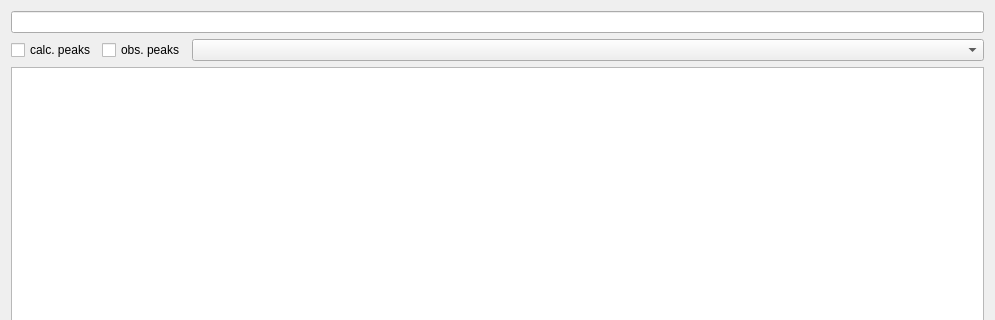
Old version of the form apps/NSXQt/ui/tree/PeakListPropertyWidget.ui in the repository k61n/openhkl; both pictures show x 0 to 995 and y 0 to 320 of the 995 by 728 pixel window.
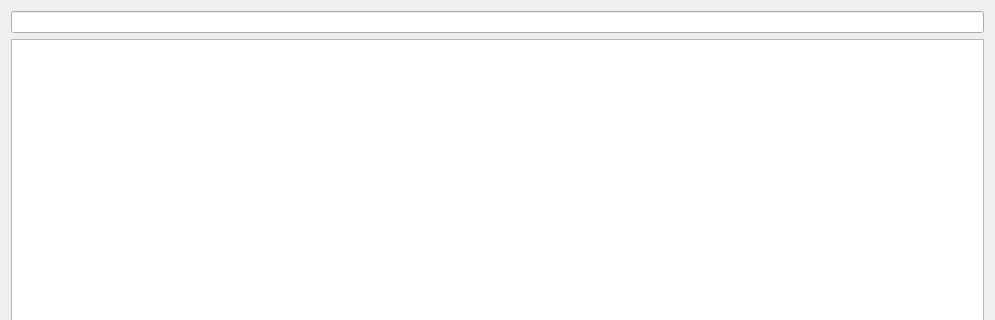
New version of the form. Custom widgets are drawn as their Qt base class.

Commit message: slight modifications in some dialog uis

The edit to the form file:
```diff
--- a/apps/NSXQt/ui/tree/PeakListPropertyWidget.ui
+++ b/apps/NSXQt/ui/tree/PeakListPropertyWidget.ui
@@ -18,48 +18,18 @@
     <widget class="QLineEdit" name="lineEdit"/>
    </item>
    <item row="1" column="0">
-    <layout class="QHBoxLayout" name="horizontalLayout" stretch="0,0,1">
-     <item>
-      <widget class="QCheckBox" name="calcPeaks">
-       <property name="text">
-        <string>calc. peaks</string>
-       </property>
-      </widget>
-     </item>
-     <item>
-      <widget class="QCheckBox" name="obsPeaks">
-       <property name="text">
-        <string>obs. peaks</string>
-       </property>
-      </widget>
-     </item>
-     <item>
-      <widget class="CheckableComboBox" name="selectedCells"/>
-     </item>
-    </layout>
-   </item>
-   <item row="2" column="0">
     <widget class="PeakTableView" name="tableView">
      <property name="focusPolicy">
       <enum>Qt::StrongFocus</enum>
      </property>
      <property name="styleSheet">
-      <string notr="true">QTableView::item:selected {
-background-color: qlineargradient(x1 : 0, y1 : 0, x2 : 0, y2 :   1, stop :   0.0 #f5f9ff,
-                stop :   0.5 #ddddff, stop :   0.55 #eeeeff, stop :   1.0 #f5f9ff);
-color: #000000;
-}</string>
+      <string notr="true"/>
      </property>
     </widget>
    </item>
   </layout>
  </widget>
  <customwidgets>
-  <customwidget>
-   <class>CheckableComboBox</class>
-   <extends>QComboBox</extends>
-   <header>CheckableComboBox.h</header>
-  </customwidget>
   <customwidget>
    <class>PeakTableView</class>
    <extends>QTableView</extends>
```
The commit also changes 2 other files.
